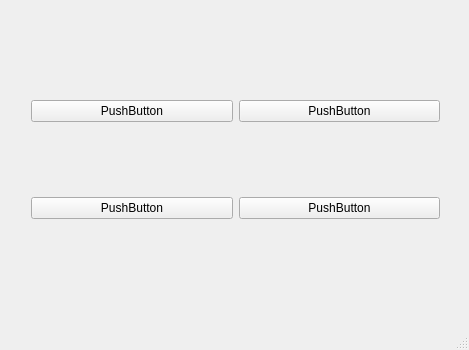
First picture: the form in MineSweep/mainwindow.ui, repository RalphExp/Qt5Game, before the edit.
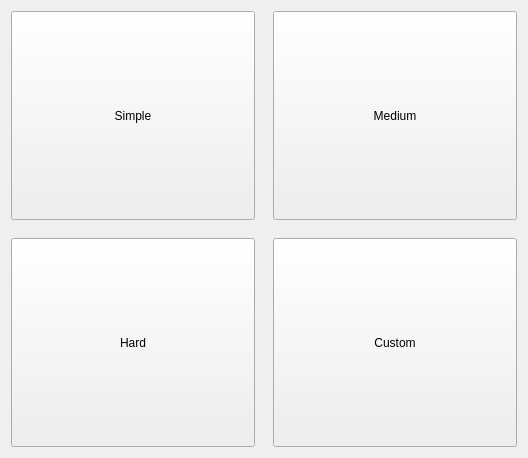
Second picture: the form after the edit. The open tabs and pages were chosen to show the change.

What changed in the file:
```diff
--- a/MineSweep/mainwindow.ui
+++ b/MineSweep/mainwindow.ui
@@ -6,53 +6,119 @@
    <rect>
     <x>0</x>
     <y>0</y>
-    <width>469</width>
-    <height>350</height>
+    <width>528</width>
+    <height>458</height>
    </rect>
   </property>
   <property name="windowTitle">
    <string>MainWindow</string>
   </property>
   <widget class="QWidget" name="centralwidget">
+   <layout class="QHBoxLayout" name="horizontalLayout_2">
+    <item>
    <widget class="QStackedWidget" name="stackedWidget">
-    <property name="geometry">
-     <rect>
-      <x>20</x>
-      <y>20</y>
-      <width>431</width>
-      <height>281</height>
-     </rect>
-    </property>
     <property name="currentIndex">
      <number>0</number>
     </property>
     <widget class="QWidget" name="page">
-     <layout class="QGridLayout" name="gridLayout">
+       <property name="sizePolicy">
+        <sizepolicy hsizetype="Expanding" vsizetype="Expanding">
+         <horstretch>0</horstretch>
+         <verstretch>0</verstretch>
+        </sizepolicy>
+       </property>
+       <layout class="QGridLayout" name="gridLayout" rowstretch="0,0" columnstretch="0,0,0,0,0">
+        <property name="sizeConstraint">
+         <enum>QLayout::SetMaximumSize</enum>
+        </property>
+        <property name="leftMargin">
+         <number>0</number>
+        </property>
+        <property name="topMargin">
+         <number>0</number>
+        </property>
+        <property name="rightMargin">
+         <number>0</number>
+        </property>
+        <property name="bottomMargin">
+         <number>0</number>
+        </property>
+        <property name="spacing">
+         <number>18</number>
+        </property>
+        <item row="1" column="1">
+         <widget class="QPushButton" name="custom">
+          <property name="sizePolicy">
+           <sizepolicy hsizetype="Expanding" vsizetype="Expanding">
+            <horstretch>0</horstretch>
+            <verstretch>0</verstretch>
+           </sizepolicy>
+          </property>
+          <property name="minimumSize">
+           <size>
+            <width>200</width>
+            <height>200</height>
+           </size>
+          </property>
+          <property name="text">
+           <string>Custom</string>
+          </property>
+         </widget>
+        </item>
+        <item row="1" column="0">
+         <widget class="QPushButton" name="hard">
+          <property name="sizePolicy">
+           <sizepolicy hsizetype="Expanding" vsizetype="Expanding">
+            <horstretch>0</horstretch>
+            <verstretch>0</verstretch>
+           </sizepolicy>
+          </property>
+          <property name="minimumSize">
+           <size>
+            <width>200</width>
+            <height>200</height>
+           </size>
+          </property>
+          <property name="text">
+           <string>Hard</string>
+          </property>
+         </widget>
+        </item>
       <item row="0" column="0">
-       <widget class="QPushButton" name="pushButton">
+         <widget class="QPushButton" name="simple">
+          <property name="sizePolicy">
+           <sizepolicy hsizetype="Expanding" vsizetype="Expanding">
+            <horstretch>0</horstretch>
+            <verstretch>0</verstretch>
+           </sizepolicy>
+          </property>
+          <property name="minimumSize">
+           <size>
+            <width>200</width>
+            <height>200</height>
+           </size>
+          </property>
         <property name="text">
-         <string>PushButton</string>
+           <string>Simple</string>
         </property>
        </widget>
       </item>
       <item row="0" column="1">
-       <widget class="QPushButton" name="pushButton_2">
-        <property name="text">
-         <string>PushButton</string>
-        </property>
-       </widget>
-      </item>
-      <item row="1" column="0">
-       <widget class="QPushButton" name="pushButton_3">
-        <property name="text">
-         <string>PushButton</string>
-        </property>
-       </widget>
-      </item>
-      <item row="1" column="1">
-       <widget class="QPushButton" name="pushButton_4">
+         <widget class="QPushButton" name="medium">
+          <property name="sizePolicy">
+           <sizepolicy hsizetype="Expanding" vsizetype="Expanding">
+            <horstretch>0</horstretch>
+            <verstretch>0</verstretch>
+           </sizepolicy>
+          </property>
+          <property name="minimumSize">
+           <size>
+            <width>200</width>
+            <height>200</height>
+           </size>
+          </property>
         <property name="text">
-         <string>PushButton</string>
+           <string>Medium</string>
         </property>
        </widget>
       </item>
@@ -120,6 +186,8 @@
      </layout>
     </widget>
    </widget>
+    </item>
+   </layout>
   </widget>
   <widget class="QMenuBar" name="menuBar">
    <property name="geometry">
@@ -131,7 +199,6 @@
     </rect>
    </property>
   </widget>
-  <widget class="QStatusBar" name="statusBar"/>
  </widget>
  <layoutdefault spacing="6" margin="11"/>
  <resources/>
```
Left out of the diff: 91 changed lines with no effect on the pictures. Lines whose indentation alone changed are shown as unchanged.
